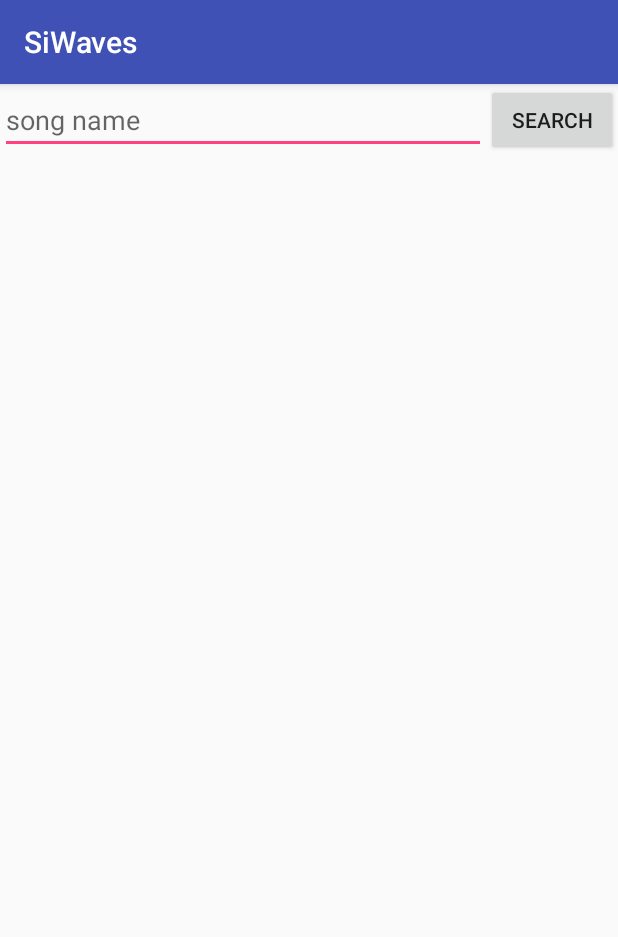
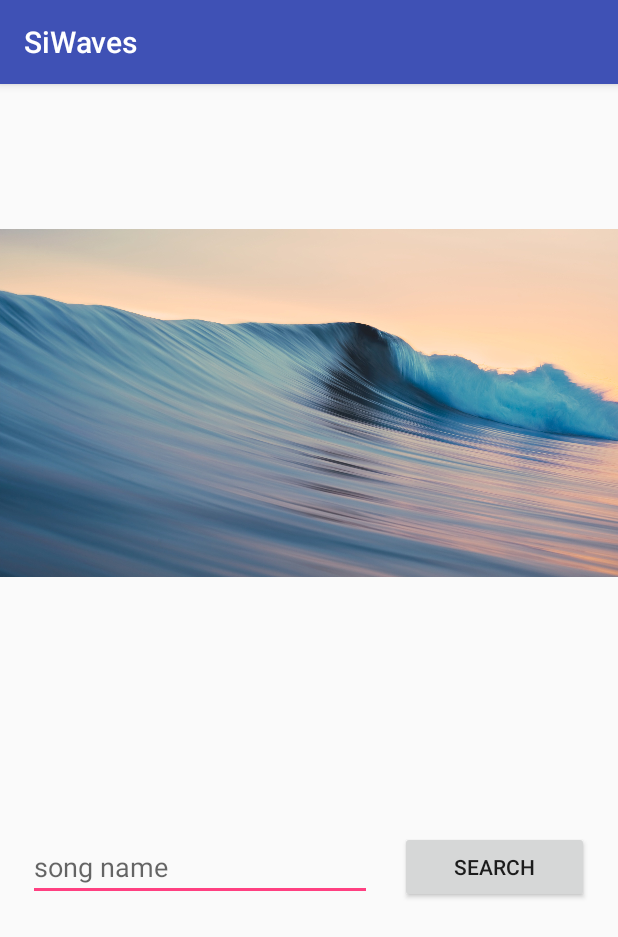
Before and after one commit to hihilla/SiWaves, an Android app: the screen it shows after launch (MainActivity), on a phone screen of 412 x 824 dp. Shown: the top 937 px of the screen. Run offline under Robolectric (Android 15) with nearby library versions, the phone set to English and light mode, and no system bars.

Commit message:
add image, made the app work again, second view achievable

```diff
--- a/app/src/main/java/com/example/hilla/siwaves/MainActivity.java
+++ b/app/src/main/java/com/example/hilla/siwaves/MainActivity.java
@@ -1,13 +1,9 @@
 package com.example.hilla.siwaves;
 
-import android.content.Context;
-import android.os.Build;
-import android.os.VibrationEffect;
+import android.content.Intent;
 import android.support.v7.app.AppCompatActivity;
 import android.os.Bundle;
-import android.os.Vibrator;
 import android.view.View;
-import android.widget.VideoView;
 
 public class MainActivity extends AppCompatActivity {
 
@@ -17,5 +13,8 @@ public class MainActivity extends AppCompatActivity {
         setContentView(R.layout.activity_main);
     }
 
-
+    public void onSearchClicked(View view) {
+        Intent intent = new Intent(this, PlayActivity.class);
+        startActivity(intent);
+    }
 }
--- a/app/src/main/res/layout/activity_main.xml
+++ b/app/src/main/res/layout/activity_main.xml
@@ -7,26 +7,61 @@
     android:orientation="vertical"
     tools:context=".MainActivity">
 
+    <ImageView
+        android:id="@+id/imageView"
+        android:layout_width="match_parent"
+        android:layout_weight="0.5"
+        app:srcCompat="@drawable/main"
+        android:layout_height="180dp" />
+
+    <Space
+        android:layout_width="match_parent"
+        android:layout_height="wrap_content"
+        android:layout_weight="0.1" />
+
     <LinearLayout
         android:layout_width="match_parent"
         android:layout_height="wrap_content"
         android:layout_gravity="center"
+        android:layout_weight="0.1"
         android:gravity="center_vertical"
         android:orientation="horizontal">
 
+        <Space
+            android:layout_width="wrap_content"
+            android:layout_height="wrap_content"
+            android:layout_weight="0.1" />
+
         <EditText
-            android:id="@+id/song"
             android:layout_width="wrap_content"
             android:layout_height="wrap_content"
             android:layout_weight="0.7"
             android:hint="song name"
-            android:inputType="phone" />
+            android:inputType="text" />
+
+        <Space
+            android:layout_width="wrap_content"
+            android:layout_height="wrap_content"
+            android:layout_weight="0.1" />
 
         <Button
             android:id="@+id/button_search"
             android:layout_width="wrap_content"
             android:layout_height="wrap_content"
-            android:onClick="startVibrate"
-            android:text="search" />
+            android:layout_weight="0.2"
+            android:text="search"
+            android:onClick="onSearchClicked"/>
+
+        <Space
+            android:layout_width="wrap_content"
+            android:layout_height="wrap_content"
+            android:layout_weight="0.1" />
+
     </LinearLayout>
+
+    <Space
+        android:layout_width="match_parent"
+        android:layout_height="wrap_content"
+        android:layout_weight="0.4" />
+
 </LinearLayout>
```
Also changed, not shown: app/src/main/res/drawable/main.jpg (added).
